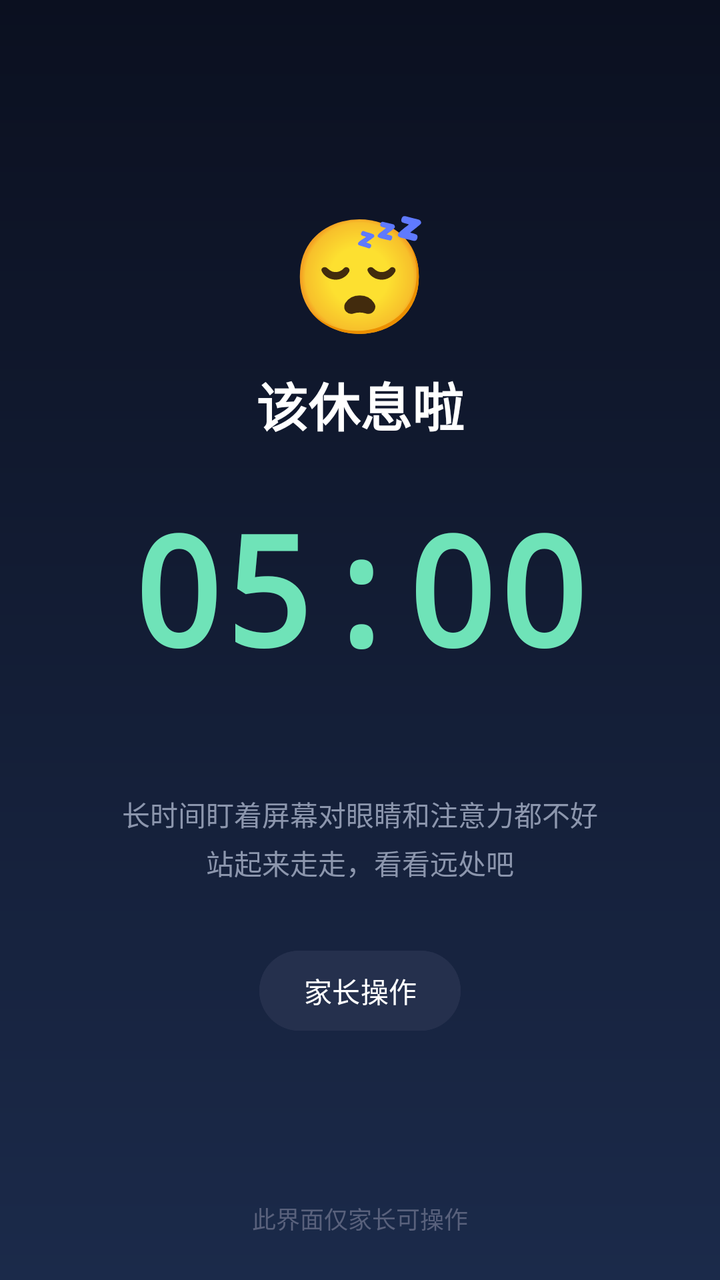
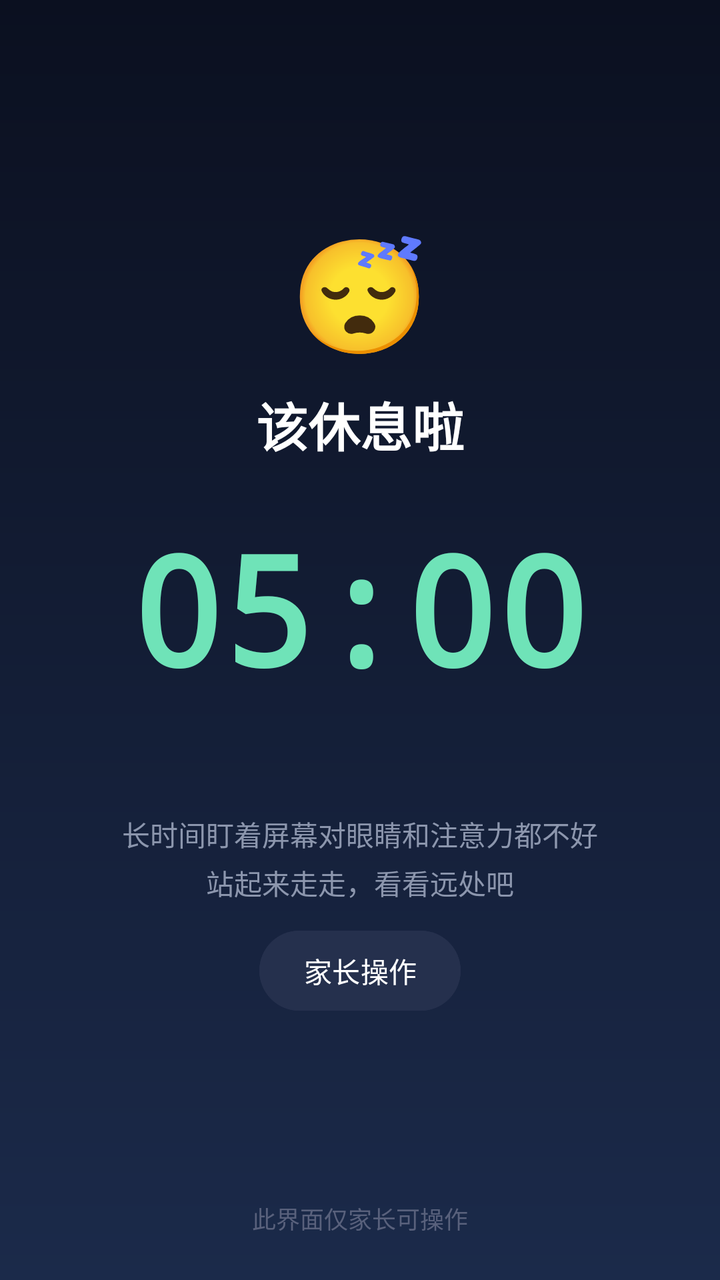

The first picture is an Android layout as it rendered before a commit; the second is the same layout after the commit. The layout source and the unified diff follow.
<!-- AndroidManifest.xml: application theme Theme.Guardian -->
<!-- res/layout/overlay_lock.xml -->
<?xml version="1.0" encoding="utf-8"?>
<FrameLayout xmlns:android="http://schemas.android.com/apk/res/android"
    android:id="@+id/restRoot"
    android:layout_width="match_parent"
    android:layout_height="match_parent"
    android:background="@drawable/bg_rest"
    android:clickable="true"
    android:focusable="true"
    android:focusableInTouchMode="true">

    
    <ScrollView
        android:layout_width="match_parent"
        android:layout_height="match_parent"
        android:fillViewport="true"
        android:scrollbars="none">

        <LinearLayout
            android:layout_width="match_parent"
            android:layout_height="wrap_content"
            android:gravity="center"
            android:orientation="vertical"
            android:paddingStart="24dp"
            android:paddingTop="18dp"
            android:paddingEnd="24dp"
            android:paddingBottom="40dp">

            
            <TextView
                android:id="@+id/tvEmoji"
                android:layout_width="wrap_content"
                android:layout_height="wrap_content"
                android:text="😴"
                android:textSize="56sp" />

            <TextView
                android:id="@+id/tvTitle"
                android:layout_width="wrap_content"
                android:layout_height="wrap_content"
                android:layout_marginTop="10dp"
                android:text="@string/rest_title"
                android:textColor="#FFFFFF"
                android:textSize="26sp"
                android:textStyle="bold" />

            <TextView
                android:id="@+id/tvCountdown"
                android:layout_width="wrap_content"
                android:layout_height="wrap_content"
                android:layout_marginTop="22dp"
                android:fontFamily="monospace"
                android:text="05:00"
                android:textColor="#6FE3B8"
                android:textSize="76sp"
                android:textStyle="bold" />

            <TextView
                android:id="@+id/tvRestCount"
                android:layout_width="wrap_content"
                android:layout_height="wrap_content"
                android:layout_marginTop="6dp"
                android:textColor="#B9C2D6"
                android:textSize="15sp" />

            
            <TextView
                android:id="@+id/tvRestPlan"
                android:layout_width="wrap_content"
                android:layout_height="wrap_content"
                android:layout_marginTop="4dp"
                android:gravity="center"
                android:paddingStart="8dp"
                android:paddingEnd="8dp"
                android:textColor="#8FE0C0"
                android:textSize="14sp"
                android:visibility="gone" />

            <TextView
                android:id="@+id/tvRestHint"
                android:layout_width="match_parent"
                android:layout_height="wrap_content"
                android:layout_marginTop="26dp"
                android:gravity="center"
                android:lineSpacingExtra="4dp"
                android:text="@string/rest_hint"
                android:textColor="#8C96AD"
                android:textSize="14sp" />

            <Button
                android:id="@+id/btnParentAction"
                android:layout_width="wrap_content"
                android:layout_height="wrap_content"
                android:layout_marginTop="30dp"
                android:backgroundTint="#25304D"
                android:backgroundTintMode="src_over"
                android:paddingStart="22dp"
                android:paddingEnd="22dp"
                android:text="@string/parent_action"
                android:textColor="#FFFFFF" />

            
            <LinearLayout
                android:id="@+id/pinPanel"
                android:layout_width="match_parent"
                android:layout_height="wrap_content"
                android:layout_marginTop="18dp"
                android:gravity="center_horizontal"
                android:orientation="vertical"
                android:visibility="gone">

                <TextView
                    android:id="@+id/tvPinDots"
                    android:layout_width="match_parent"
                    android:layout_height="40dp"
                    android:gravity="center"
                    android:letterSpacing="0.25"
                    android:textColor="#FFFFFF"
                    android:textSize="22sp"
                    android:textStyle="bold" />

                
                <LinearLayout
                    android:id="@+id/keypadHost"
                    android:layout_width="250dp"
                    android:layout_height="wrap_content"
                    android:layout_marginTop="8dp"
                    android:orientation="vertical" />

                <TextView
                    android:id="@+id/tvPinTimer"
                    android:layout_width="wrap_content"
                    android:layout_height="wrap_content"
                    android:layout_marginTop="10dp"
                    android:textColor="#8C96AD"
                    android:textSize="13sp"
                    android:visibility="gone" />

                
                <LinearLayout
                    android:id="@+id/pinActions"
                    android:layout_width="wrap_content"
                    android:layout_height="wrap_content"
                    android:layout_marginTop="12dp"
                    android:orientation="horizontal"
                    android:visibility="gone">

                    <Button
                        android:id="@+id/btnSkipRest"
                        android:layout_width="wrap_content"
                        android:layout_height="wrap_content"
                        android:backgroundTint="#2E7D6B"
                        android:backgroundTintMode="src_over"
                        android:text="@string/skip_rest"
                        android:textColor="#FFFFFF" />

                    <Button
                        android:id="@+id/btnPauseGuard"
                        android:layout_width="wrap_content"
                        android:layout_height="wrap_content"
                        android:layout_marginStart="10dp"
                        android:backgroundTint="#4A4F63"
                        android:backgroundTintMode="src_over"
                        android:text="@string/pause_guard"
                        android:textColor="#FFFFFF" />
                </LinearLayout>
            </LinearLayout>
        </LinearLayout>
    </ScrollView>

    <TextView
        android:layout_width="wrap_content"
        android:layout_height="wrap_content"
        android:layout_gravity="bottom|center_horizontal"
        android:layout_marginBottom="22dp"
        android:text="@string/parent_only_tag"
        android:textColor="#59617C"
        android:textSize="12sp" />

</FrameLayout>
<!-- resources referenced by this layout -->
<resources>
  <!-- drawable bg_rest (drawable) -->
  <?xml version="1.0" encoding="utf-8"?>
  <shape xmlns:android="http://schemas.android.com/apk/res/android"
      android:shape="rectangle">
      <gradient
          android:angle="270"
          android:endColor="#1B2A4A"
          android:startColor="#0B1020" />
  </shape>
  <string name="parent_action">家长操作</string>
  <string name="parent_only_tag">此界面仅家长可操作</string>
  <string name="pause_guard">暂停守护</string>
  <string name="rest_hint">长时间盯着屏幕对眼睛和注意力都不好\n站起来走走，看看远处吧</string>
  <string name="rest_title">该休息啦</string>
  <string name="skip_rest">跳过本次休息</string>
  <style name="Theme.Guardian" parent="Theme.Material3.DayNight.NoActionBar">
          <item name="colorPrimary">@color/brand</item>
      </style>
  <color name="brand">#2E7D6B</color>
</resources>

<!-- the commit's change to res/layout/overlay_lock.xml (unified diff, before → after) -->
@@ -86,11 +86,23 @@
                 android:textColor="#8C96AD"
                 android:textSize="14sp" />
 
+            
+            <TextView
+                android:id="@+id/tvParentLead"
+                android:layout_width="wrap_content"
+                android:layout_height="wrap_content"
+                android:layout_marginTop="22dp"
+                android:gravity="center"
+                android:text="@string/day_parent_lead"
+                android:textColor="#8FE0C0"
+                android:textSize="13sp"
+                android:visibility="gone" />
+
             <Button
                 android:id="@+id/btnParentAction"
                 android:layout_width="wrap_content"
                 android:layout_height="wrap_content"
-                android:layout_marginTop="30dp"
+                android:layout_marginTop="10dp"
                 android:backgroundTint="#25304D"
                 android:backgroundTintMode="src_over"
                 android:paddingStart="22dp"
<!-- resource entries referenced after the edit -->
@@ -9,6 +9,7 @@
           android:endColor="#1B2A4A"
           android:startColor="#0B1020" />
   </shape>
+  <string name="day_parent_lead">家长可临时放行一小段时间</string>
   <string name="parent_action">家长操作</string>
   <string name="parent_only_tag">此界面仅家长可操作</string>
   <string name="pause_guard">暂停守护</string>
